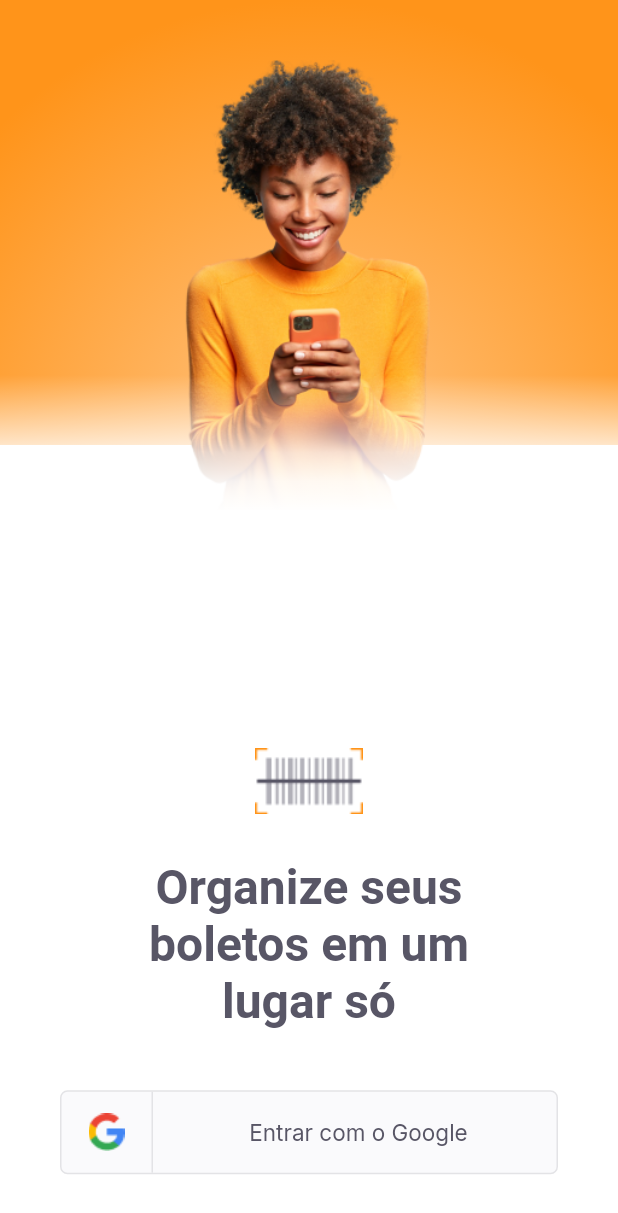
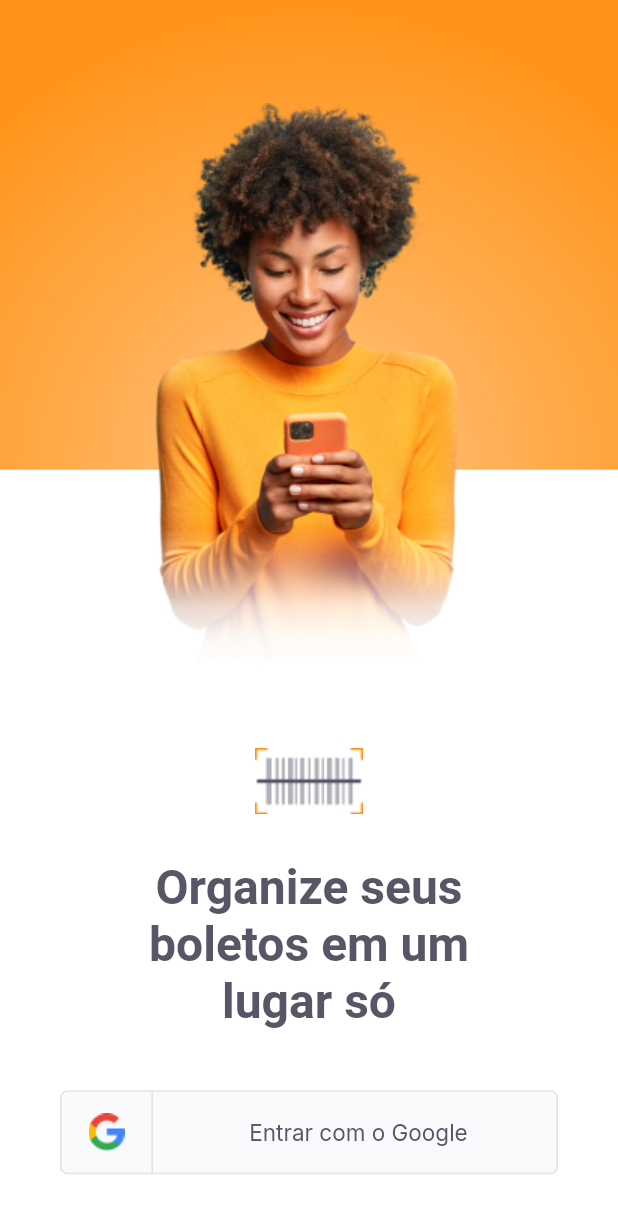
Before and after one commit to GoesMarcio/payflow, a Flutter app: the screen it shows after launch, on a phone screen of 412 x 824 dp. Shown: the top 1213 px of the screen. Run offline on Flutter 3.47's test engine with Material 2 defaults, Android fonts, the phone set to English and light mode, and no system bars; our stand-ins replace camera, firebase_core, flutter_masked_text2, font_awesome_flutter, google_fonts, google_sign_in and 2 more; missing offline and left inert: google_ml_kit; accounts and stored records are empty.

Commit message:
Update size of elements in loginPage

```diff
--- a/lib/modules/home/home_page.dart
+++ b/lib/modules/home/home_page.dart
@@ -29,9 +29,12 @@ class _HomePageState extends State<HomePage> {
           height: 152,
           decoration: BoxDecoration(
             gradient: RadialGradient(
-                colors: [AppColors.primaryLight, AppColors.primary],
-                center: Alignment.bottomCenter,
-                radius: 1),
+              colors: [AppColors.primaryLight, AppColors.primary],
+              stops: [0, 1],
+              center: Alignment.bottomCenter,
+              focal: Alignment.bottomCenter,
+              radius: 1,
+            ),
           ),
           child: Center(
             child: ListTile(
@@ -97,6 +100,7 @@ class _HomePageState extends State<HomePage> {
                 onPressed: () {
                   controller.setPage(1);
                   setState(() {});
+                  Navigator.pushNamed(context, "/login");
                 },
                 icon: Icon(
                   Icons.description_outlined,
--- a/lib/modules/login/login_page.dart
+++ b/lib/modules/login/login_page.dart
@@ -15,9 +15,11 @@ class LoginPage extends StatefulWidget {
 
 class _LoginPageState extends State<LoginPage> {
   final controller = LoginController();
+
   @override
   Widget build(BuildContext context) {
     final size = MediaQuery.of(context).size;
+
     return Center(
       child: Scaffold(
           backgroundColor: AppColors.background,
@@ -27,29 +29,30 @@ class _LoginPageState extends State<LoginPage> {
             child: Stack(children: [
               Container(
                 width: size.width,
-                height: size.height * 0.36,
+                height: size.height * 0.38,
                 decoration: BoxDecoration(
                   gradient: RadialGradient(
                       colors: [AppColors.primaryLight, AppColors.primary],
                       center: Alignment.bottomCenter,
+                      focal: Alignment.bottomCenter,
                       radius: 1),
                 ),
               ),
               Positioned(
-                  top: 40,
+                  top: size.height * 0.08,
                   // left: size.width * 0.5 - 104,
                   left: 0,
                   right: 0,
-                  child:
-                      Image.asset(AppImages.person, width: 208, height: 300)),
+                  child: Image.asset(AppImages.person,
+                      width: size.width, height: size.height * 0.46)),
               Positioned(
-                  top: 250,
+                  top: size.height * (0.427),
                   // left: size.width * 0.5 - 104,
                   left: 0,
                   right: 0,
                   child: Container(
-                      width: 208,
-                      height: 92,
+                      width: size.width,
+                      height: size.height * 0.113,
                       decoration: BoxDecoration(
                           gradient: LinearGradient(
                               begin: Alignment.topCenter,
--- a/lib/shared/widgets/buttons/social_login_button.dart
+++ b/lib/shared/widgets/buttons/social_login_button.dart
@@ -1,17 +1,31 @@
+import 'dart:async';
+
 import 'package:flutter/material.dart';
 import 'package:payflow/shared/themes/app_colors.dart';
 import 'package:payflow/shared/themes/app_images.dart';
 import 'package:payflow/shared/themes/app_text_styles.dart';
 import 'package:payflow/shared/widgets/dividers/divider_vertical.dart';
 
-class SocialLoginButton extends StatelessWidget {
+class SocialLoginButton extends StatefulWidget {
   final VoidCallback onTap;
+
   const SocialLoginButton({Key? key, required this.onTap}) : super(key: key);
+
+  @override
+  _SocialLoginButtonState createState() => _SocialLoginButtonState();
+}
+
+class _SocialLoginButtonState extends State<SocialLoginButton> {
+  int _state = 0;
 
   @override
   Widget build(BuildContext context) {
     return InkWell(
-      onTap: onTap,
+      onTap: () {
+        animateButton();
+        widget.onTap();
+        // stopButton();
+      },
       child: Container(
         height: 56,
         decoration: BoxDecoration(
@@ -36,7 +50,7 @@ class SocialLoginButton extends StatelessWidget {
               mainAxisAlignment: MainAxisAlignment.center,
               crossAxisAlignment: CrossAxisAlignment.center,
               children: [
-                Text("Entrar com o Google", style: TextStyles.buttonGray),
+                setUpButtonChild(),
               ],
             ),
           ),
@@ -44,4 +58,33 @@ class SocialLoginButton extends StatelessWidget {
       ),
     );
   }
+
+  Widget setUpButtonChild() {
+    if (_state == 0) {
+      return Text("Entrar com o Google", style: TextStyles.buttonGray);
+    } else if (_state == 1) {
+      return Container(
+        width: 18,
+        height: 18,
+        child: CircularProgressIndicator(
+          valueColor: AlwaysStoppedAnimation<Color>(AppColors.grey),
+          strokeWidth: 3,
+        ),
+      );
+    } else {
+      return Icon(Icons.check, color: AppColors.grey);
+    }
+  }
+
+  void animateButton() {
+    setState(() {
+      _state = 1;
+    });
+  }
+
+  void stopButton() {
+    setState(() {
+      _state = 2;
+    });
+  }
 }
```
